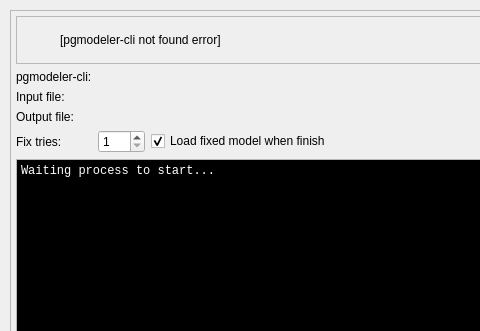
The window that libs/libgui/ui/tools/modelfixform.ui (pgmodeler/pgmodeler) describes before a commit, drawn with Qt 5; both pictures show x 0 to 480 and y 0 to 331 of the 1163 by 967 pixel window.
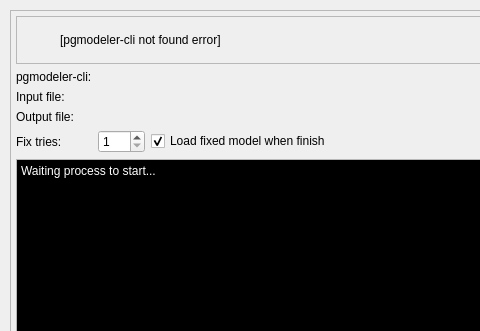
The same window after the commit. Icons and pictures are not drawn.

Diff of the .ui file:
```diff
--- a/libs/libgui/ui/tools/modelfixform.ui
+++ b/libs/libgui/ui/tools/modelfixform.ui
@@ -251,9 +251,7 @@
          </palette>
         </property>
         <property name="font">
-         <font>
-          <family>Monospace</family>
-         </font>
+         <font/>
         </property>
         <property name="verticalScrollBarPolicy">
          <enum>Qt::ScrollBarAsNeeded</enum>
@@ -263,10 +261,10 @@
         </property>
         <property name="html">
          <string>&lt;!DOCTYPE HTML PUBLIC &quot;-//W3C//DTD HTML 4.0//EN&quot; &quot;http://www.w3.org/TR/REC-html40/strict.dtd&quot;&gt;
-&lt;html&gt;&lt;head&gt;&lt;meta name=&quot;qrichtext&quot; content=&quot;1&quot; /&gt;&lt;style type=&quot;text/css&quot;&gt;
+&lt;html&gt;&lt;head&gt;&lt;meta name=&quot;qrichtext&quot; content=&quot;1&quot; /&gt;&lt;meta charset=&quot;utf-8&quot; /&gt;&lt;style type=&quot;text/css&quot;&gt;
 p, li { white-space: pre-wrap; }
-&lt;/style&gt;&lt;/head&gt;&lt;body style=&quot; font-family:'Monospace'; font-size:10pt; font-weight:400; font-style:normal;&quot;&gt;
-&lt;p style=&quot; margin-top:0px; margin-bottom:0px; margin-left:0px; margin-right:0px; -qt-block-indent:0; text-indent:0px;&quot;&gt;&lt;span style=&quot; font-size:9pt;&quot;&gt;Waiting process to start...&lt;/span&gt;&lt;/p&gt;&lt;/body&gt;&lt;/html&gt;</string>
+&lt;/style&gt;&lt;/head&gt;&lt;body style=&quot; font-family:'Noto Sans'; font-size:11pt; font-weight:400; font-style:normal;&quot;&gt;
+&lt;p style=&quot; margin-top:0px; margin-bottom:0px; margin-left:0px; margin-right:0px; -qt-block-indent:0; text-indent:0px;&quot;&gt;&lt;span style=&quot; font-family:'Monospace'; font-size:9pt;&quot;&gt;Waiting process to start...&lt;/span&gt;&lt;/p&gt;&lt;/body&gt;&lt;/html&gt;</string>
         </property>
         <property name="acceptRichText">
          <bool>false</bool>
```
Left out of the diff: 11 changed lines with no effect on the pictures.
